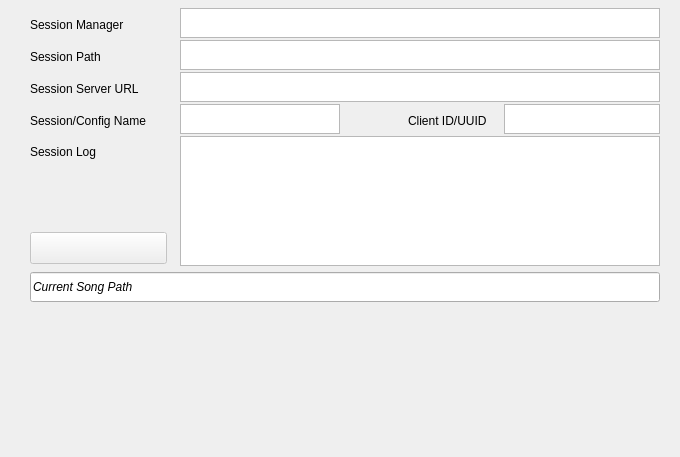
The window that seq_qt5/forms/qsessionframe.ui (ahlstromcj/seq66) describes before a commit, drawn with Qt 5.
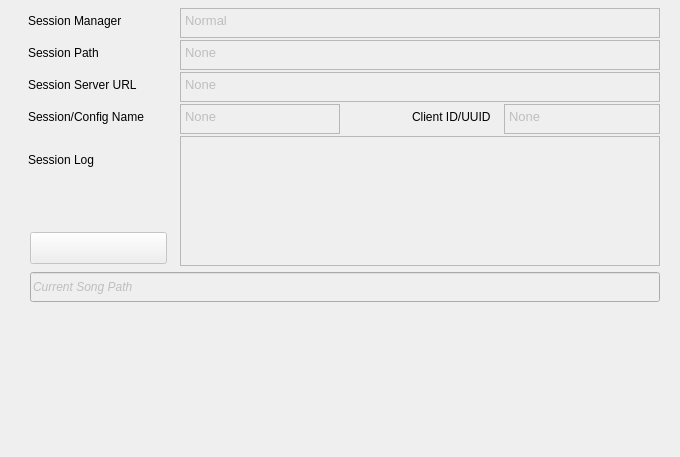
The same window after the commit.

Diff of the .ui file:
```diff
--- a/seq_qt5/forms/qsessionframe.ui
+++ b/seq_qt5/forms/qsessionframe.ui
@@ -16,8 +16,8 @@
   <widget class="QLabel" name="sessionNameLabel">
    <property name="geometry">
     <rect>
-     <x>30</x>
-     <y>48</y>
+     <x>28</x>
+     <y>44</y>
      <width>132</width>
      <height>18</height>
     </rect>
@@ -33,6 +33,9 @@
    </property>
   </widget>
   <widget class="QTextEdit" name="sessionNameText">
+   <property name="enabled">
+    <bool>false</bool>
+   </property>
    <property name="geometry">
     <rect>
      <x>180</x>
@@ -59,12 +62,19 @@
    <property name="readOnly">
     <bool>true</bool>
    </property>
+   <property name="html">
+    <string>&lt;!DOCTYPE HTML PUBLIC &quot;-//W3C//DTD HTML 4.0//EN&quot; &quot;http://www.w3.org/TR/REC-html40/strict.dtd&quot;&gt;
+&lt;html&gt;&lt;head&gt;&lt;meta name=&quot;qrichtext&quot; content=&quot;1&quot; /&gt;&lt;style type=&quot;text/css&quot;&gt;
+p, li { white-space: pre-wrap; }
+&lt;/style&gt;&lt;/head&gt;&lt;body style=&quot; font-family:'WenQuanYi Zen Hei'; font-size:10pt; font-weight:456; font-style:normal;&quot;&gt;
+&lt;p style=&quot; margin-top:0px; margin-bottom:0px; margin-left:0px; margin-right:0px; -qt-block-indent:0; text-indent:0px;&quot;&gt;None&lt;/p&gt;&lt;/body&gt;&lt;/html&gt;</string>
+   </property>
   </widget>
   <widget class="QLabel" name="sessionServerUrl">
    <property name="geometry">
     <rect>
-     <x>30</x>
-     <y>80</y>
+     <x>28</x>
+     <y>76</y>
      <width>132</width>
      <height>18</height>
     </rect>
@@ -80,6 +90,9 @@
    </property>
   </widget>
   <widget class="QTextEdit" name="sessionUrlText">
+   <property name="enabled">
+    <bool>false</bool>
+   </property>
    <property name="geometry">
     <rect>
      <x>180</x>
@@ -106,12 +119,19 @@
    <property name="readOnly">
     <bool>true</bool>
    </property>
+   <property name="html">
+    <string>&lt;!DOCTYPE HTML PUBLIC &quot;-//W3C//DTD HTML 4.0//EN&quot; &quot;http://www.w3.org/TR/REC-html40/strict.dtd&quot;&gt;
+&lt;html&gt;&lt;head&gt;&lt;meta name=&quot;qrichtext&quot; content=&quot;1&quot; /&gt;&lt;style type=&quot;text/css&quot;&gt;
+p, li { white-space: pre-wrap; }
+&lt;/style&gt;&lt;/head&gt;&lt;body style=&quot; font-family:'WenQuanYi Zen Hei'; font-size:10pt; font-weight:456; font-style:normal;&quot;&gt;
+&lt;p style=&quot; margin-top:0px; margin-bottom:0px; margin-left:0px; margin-right:0px; -qt-block-indent:0; text-indent:0px;&quot;&gt;None&lt;/p&gt;&lt;/body&gt;&lt;/html&gt;</string>
+   </property>
   </widget>
   <widget class="QLabel" name="sessionLogLabel">
    <property name="geometry">
     <rect>
-     <x>30</x>
-     <y>136</y>
+     <x>28</x>
+     <y>144</y>
      <width>132</width>
      <height>32</height>
     </rect>
@@ -127,6 +147,9 @@
    </property>
   </widget>
   <widget class="QTextEdit" name="sessionLogText">
+   <property name="enabled">
+    <bool>false</bool>
+   </property>
    <property name="geometry">
     <rect>
      <x>180</x>
@@ -183,6 +206,9 @@
    </property>
   </widget>
   <widget class="QTextEdit" name="sessionManagerNameText">
+   <property name="enabled">
+    <bool>false</bool>
+   </property>
    <property name="geometry">
     <rect>
      <x>180</x>
@@ -209,12 +235,19 @@
    <property name="readOnly">
     <bool>true</bool>
    </property>
+   <property name="html">
+    <string>&lt;!DOCTYPE HTML PUBLIC &quot;-//W3C//DTD HTML 4.0//EN&quot; &quot;http://www.w3.org/TR/REC-html40/strict.dtd&quot;&gt;
+&lt;html&gt;&lt;head&gt;&lt;meta name=&quot;qrichtext&quot; content=&quot;1&quot; /&gt;&lt;style type=&quot;text/css&quot;&gt;
+p, li { white-space: pre-wrap; }
+&lt;/style&gt;&lt;/head&gt;&lt;body style=&quot; font-family:'WenQuanYi Zen Hei'; font-size:10pt; font-weight:456; font-style:normal;&quot;&gt;
+&lt;p style=&quot; margin-top:0px; margin-bottom:0px; margin-left:0px; margin-right:0px; -qt-block-indent:0; text-indent:0px;&quot;&gt;Normal&lt;/p&gt;&lt;/body&gt;&lt;/html&gt;</string>
+   </property>
   </widget>
   <widget class="QLabel" name="sessionManagerNameLabel">
    <property name="geometry">
     <rect>
-     <x>30</x>
-     <y>16</y>
+     <x>28</x>
+     <y>12</y>
      <width>132</width>
      <height>18</height>
     </rect>
@@ -226,8 +259,8 @@
   <widget class="QLabel" name="displayNameLabel">
    <property name="geometry">
     <rect>
-     <x>30</x>
-     <y>112</y>
+     <x>28</x>
+     <y>108</y>
      <width>132</width>
      <height>18</height>
     </rect>
@@ -239,8 +272,8 @@
   <widget class="QLabel" name="clientIdLabel">
    <property name="geometry">
     <rect>
-     <x>408</x>
-     <y>112</y>
+     <x>412</x>
+     <y>108</y>
      <width>89</width>
      <height>18</height>
     </rect>
@@ -250,6 +283,9 @@
    </property>
   </widget>
   <widget class="QTextEdit" name="displayNameText">
+   <property name="enabled">
+    <bool>false</bool>
+   </property>
    <property name="geometry">
     <rect>
      <x>180</x>
@@ -276,8 +312,18 @@
    <property name="readOnly">
     <bool>true</bool>
    </property>
+   <property name="html">
+    <string>&lt;!DOCTYPE HTML PUBLIC &quot;-//W3C//DTD HTML 4.0//EN&quot; &quot;http://www.w3.org/TR/REC-html40/strict.dtd&quot;&gt;
+&lt;html&gt;&lt;head&gt;&lt;meta name=&quot;qrichtext&quot; content=&quot;1&quot; /&gt;&lt;style type=&quot;text/css&quot;&gt;
+p, li { white-space: pre-wrap; }
+&lt;/style&gt;&lt;/head&gt;&lt;body style=&quot; font-family:'WenQuanYi Zen Hei'; font-size:10pt; font-weight:456; font-style:normal;&quot;&gt;
+&lt;p style=&quot; margin-top:0px; margin-bottom:0px; margin-left:0px; margin-right:0px; -qt-block-indent:0; text-indent:0px;&quot;&gt;None&lt;/p&gt;&lt;/body&gt;&lt;/html&gt;</string>
+   </property>
   </widget>
   <widget class="QTextEdit" name="clientIdText">
+   <property name="enabled">
+    <bool>false</bool>
+   </property>
    <property name="geometry">
     <rect>
      <x>504</x>
@@ -304,8 +350,18 @@
    <property name="readOnly">
     <bool>true</bool>
    </property>
+   <property name="html">
+    <string>&lt;!DOCTYPE HTML PUBLIC &quot;-//W3C//DTD HTML 4.0//EN&quot; &quot;http://www.w3.org/TR/REC-html40/strict.dtd&quot;&gt;
+&lt;html&gt;&lt;head&gt;&lt;meta name=&quot;qrichtext&quot; content=&quot;1&quot; /&gt;&lt;style type=&quot;text/css&quot;&gt;
+p, li { white-space: pre-wrap; }
+&lt;/style&gt;&lt;/head&gt;&lt;body style=&quot; font-family:'WenQuanYi Zen Hei'; font-size:10pt; font-weight:456; font-style:normal;&quot;&gt;
+&lt;p style=&quot; margin-top:0px; margin-bottom:0px; margin-left:0px; margin-right:0px; -qt-block-indent:0; text-indent:0px;&quot;&gt;None&lt;/p&gt;&lt;/body&gt;&lt;/html&gt;</string>
+   </property>
   </widget>
   <widget class="QLineEdit" name="songPathText">
+   <property name="enabled">
+    <bool>false</bool>
+   </property>
    <property name="geometry">
     <rect>
      <x>30</x>
```
